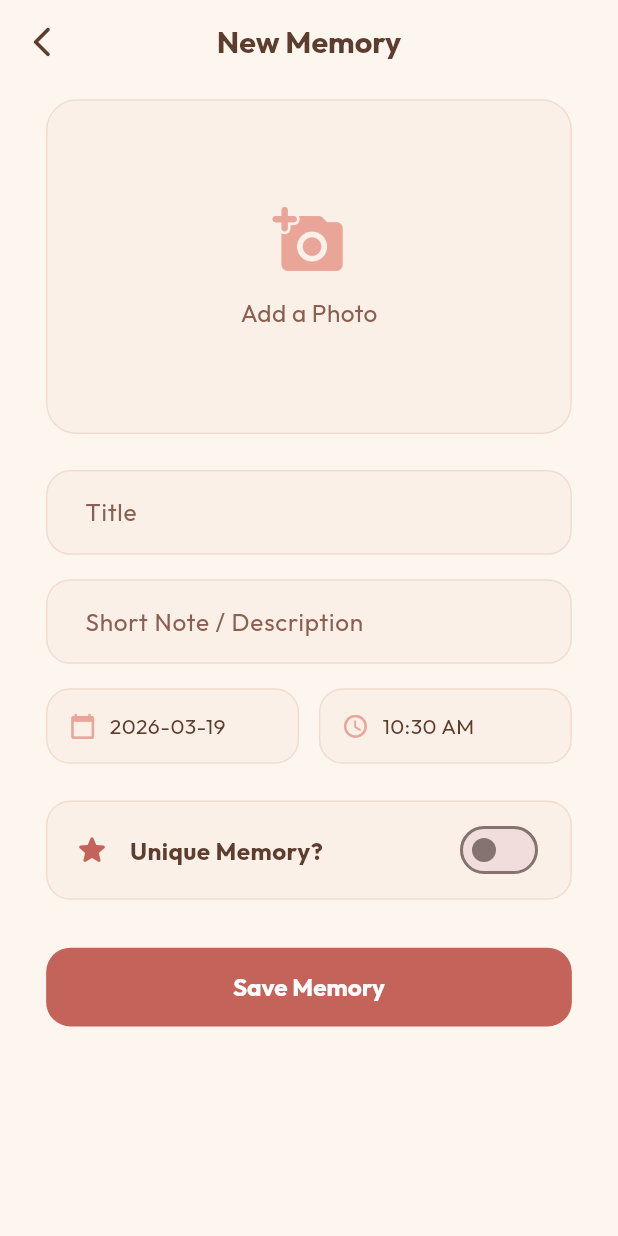
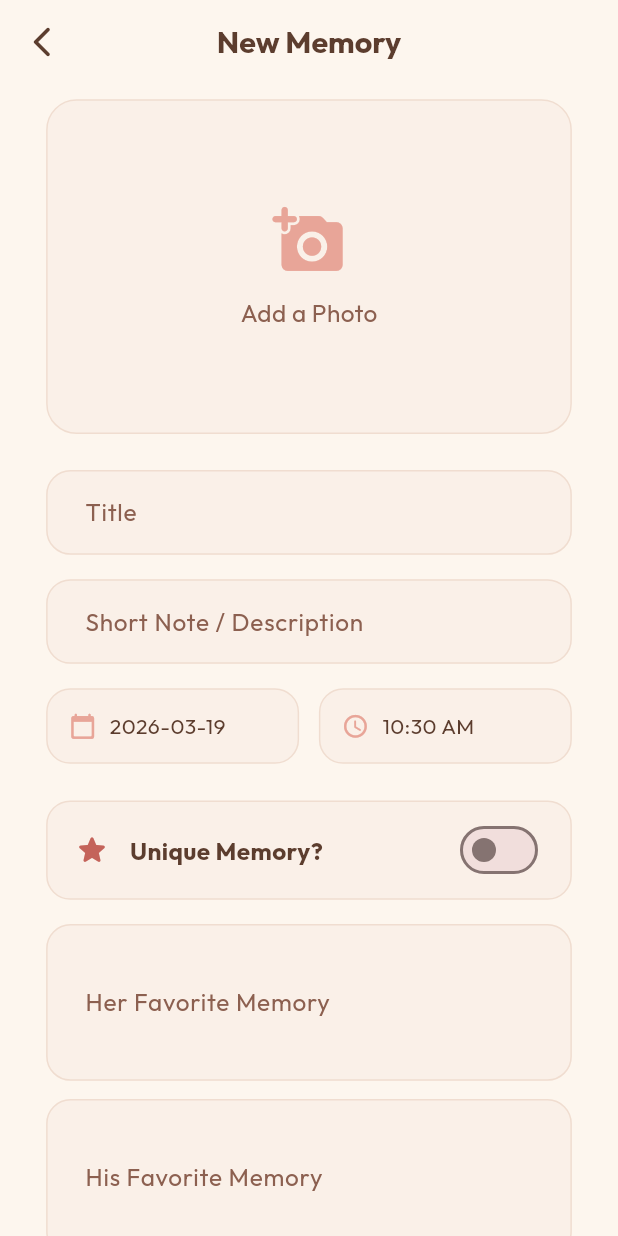
Before and after one commit to Cizerthapa/moodtracker, a Flutter app: the AddMemoryScreen screen opened directly, on a phone screen of 412 x 824 dp. Run offline on Flutter 3.47's test engine with Material 3 defaults, Android fonts, the phone set to English and light mode, and no system bars; our stand-ins replace cloud_firestore, firebase_auth, firebase_core, firebase_storage, fl_chart, flutter_animate and 10 more; missing offline and left inert: encrypt; accounts and stored records are empty.

Commit message:
chore: added 2 fields

```diff
--- a/lib/features/memories/presentation/pages/add_memory_screen.dart
+++ b/lib/features/memories/presentation/pages/add_memory_screen.dart
@@ -266,13 +266,12 @@ class _AddMemoryScreenState extends State<AddMemoryScreen> {
               ),
             ),
 
-            if (_isUnique) ...[
             SizedBox(height: 16.h),
             TextField(
               controller: _herFavController,
               maxLines: 3,
               decoration: InputDecoration(
-                  labelText: "Her Favorite Story",
+                labelText: "Her Favorite Memory",
                 labelStyle: TextStyle(color: AppColors.softBrown),
                 filled: true,
                 fillColor: AppColors.ivoryCard,
@@ -287,7 +286,7 @@ class _AddMemoryScreenState extends State<AddMemoryScreen> {
               controller: _hisFavController,
               maxLines: 3,
               decoration: InputDecoration(
-                  labelText: "His Favorite Story",
+                labelText: "His Favorite Memory",
                 labelStyle: TextStyle(color: AppColors.softBrown),
                 filled: true,
                 fillColor: AppColors.ivoryCard,
@@ -297,7 +296,6 @@ class _AddMemoryScreenState extends State<AddMemoryScreen> {
                 ),
               ),
             ),
-            ],
 
             const SizedBox(height: 32),
 
```
Lines whose indentation alone changed are shown as unchanged.
